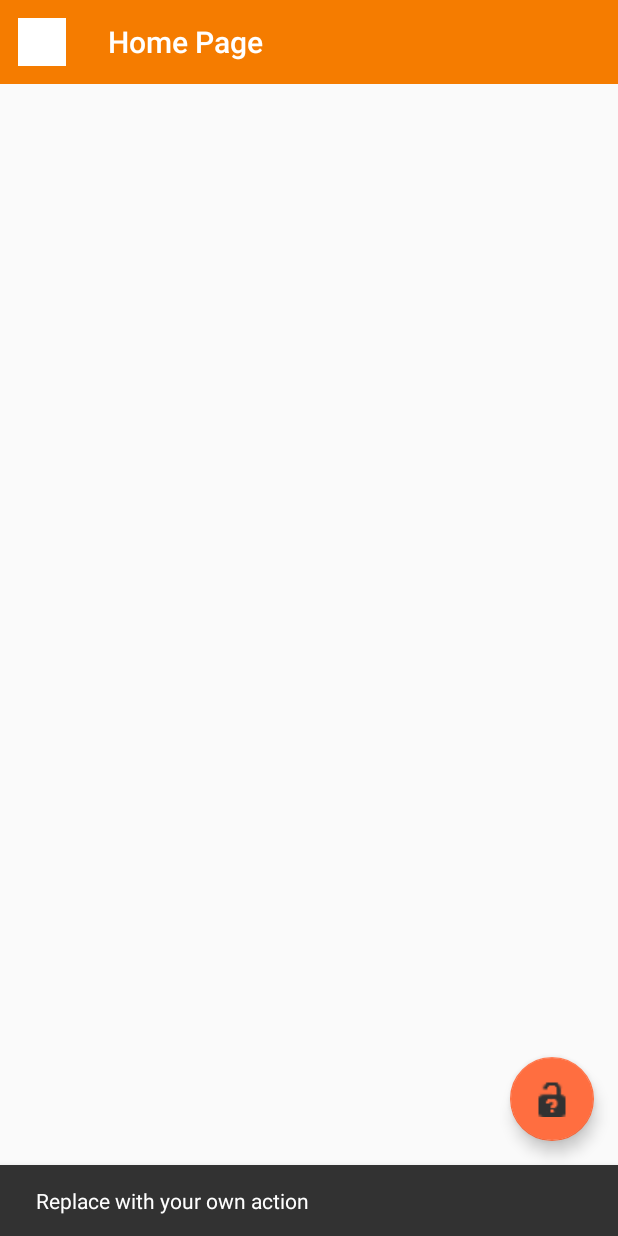
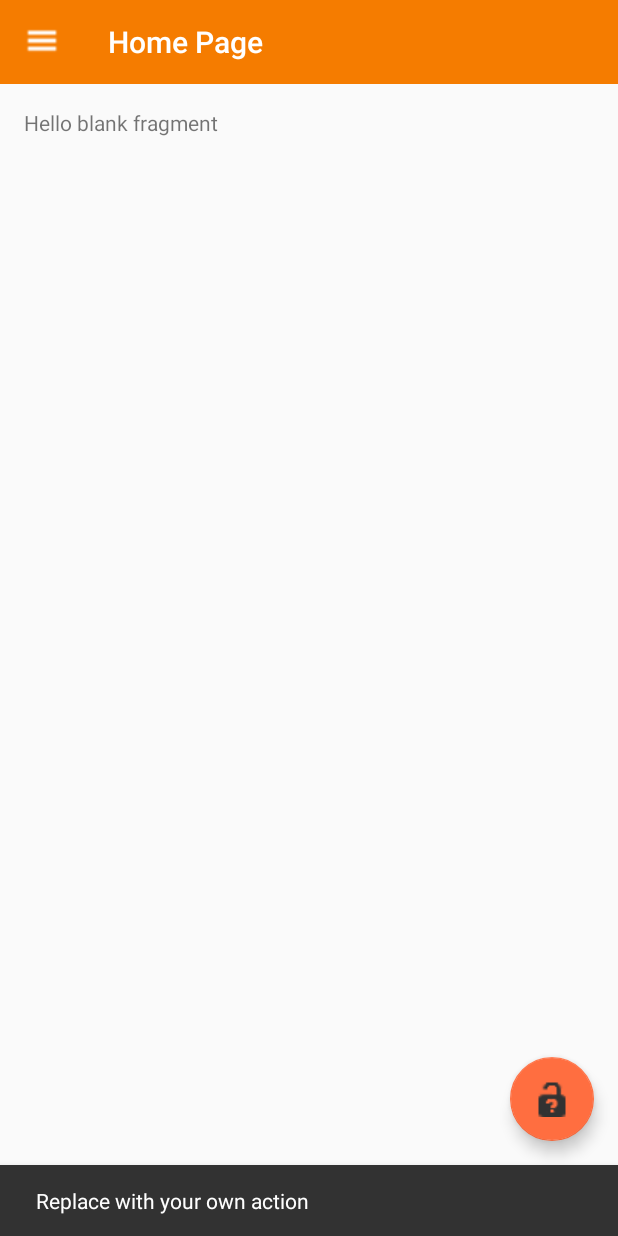
Before and after one commit to zkpye9/Remed, an Android app: the HomePageActivity screen opened directly, with no data from a screen before it, after a tap on an icon or button, on a phone screen of 412 x 824 dp. Run offline under Robolectric (Android 15) with nearby library versions, the phone set to English and light mode, and no system bars; libraries missing offline, so code that uses them is left out: com.parse; 3 statements that could not run were skipped.

Commit message:
Fragments are now set up in the homepage. You can switch between fragments and a different layout for the relating selection. Also got it so the users first name will display as a choice in the drawer and as the title when clicked on! Just need to design the layouts for each one and have each interact with the sever.

```diff
--- a/app/build.gradle
+++ b/app/build.gradle
@@ -26,4 +26,5 @@ dependencies {
     compile 'com.android.support:design:23.1.1'
     compile 'com.parse.bolts:bolts-android:1.+'
     compile 'com.parse:parse-android:1.+'
+    compile 'com.android.support:support-v4:23.1.1'
 }
--- a/app/src/main/java/com/example/zkp/remed/HomePageActivity.java
+++ b/app/src/main/java/com/example/zkp/remed/HomePageActivity.java
@@ -6,6 +6,7 @@ import android.support.design.widget.NavigationView;
 import android.support.design.widget.Snackbar;
 import android.support.v4.app.Fragment;
 import android.support.v4.app.FragmentManager;
+import android.support.v4.app.FragmentTransaction;
 import android.support.v4.view.GravityCompat;
 import android.support.v4.widget.DrawerLayout;
 import android.support.v7.app.ActionBar;
@@ -48,6 +49,13 @@ public class HomePageActivity extends AppCompatActivity {
         nvDrawer = (NavigationView) findViewById(R.id.nvView);
         // Setup drawer view
         setupDrawerContent(nvDrawer);
+
+        FragmentTransaction ft = getSupportFragmentManager().beginTransaction();
+        ft.add(R.id.flContent, new YouLayoutFragment());
+        ft.commit();
+        setTitle(ParseUser.getCurrentUser().get("firstName").toString());
+        nvDrawer.getMenu().findItem(R.id.nav_first_fragment).setTitle(ParseUser.getCurrentUser().get("firstName").toString());
+
         FloatingActionButton fab = (FloatingActionButton) findViewById(R.id.fab);
         fab.setOnClickListener(new View.OnClickListener() {
             @Override
@@ -93,27 +101,28 @@ public class HomePageActivity extends AppCompatActivity {
         Class fragmentClass;
         switch(menuItem.getItemId()) {
             case R.id.nav_first_fragment:
-                //fragmentClass = FirstFragment.class;
+                fragmentClass = YouLayoutFragment.class;
                 break;
             case R.id.nav_second_fragment:
-               //fragmentClass = SecondFragment.class;
+                fragmentClass = DoctorsLayoutFragment.class;
                 break;
             case R.id.nav_third_fragment:
-               // fragmentClass = ThirdFragment.class;
+                fragmentClass = FamilyLayoutFragment.class;
                 break;
             default:
-               // fragmentClass = FirstFragment.class;
+                fragmentClass = YouLayoutFragment.class;
         }
 
         try {
-            //fragment = (Fragment) fragmentClass.newInstance();
+
+            fragment = (Fragment) fragmentClass.newInstance();
         } catch (Exception e) {
             e.printStackTrace();
         }
 
         // Insert the fragment by replacing any existing fragment
         FragmentManager fragmentManager = getSupportFragmentManager();
-        //fragmentManager.beginTransaction().replace(R.id.flContent, fragment).commit();
+        fragmentManager.beginTransaction().replace(R.id.flContent, fragment).commit();
 
         // Highlight the selected item, update the title, and close the drawer
         menuItem.setChecked(true);
--- /dev/null
+++ b/app/src/main/java/com/example/zkp/remed/YouLayoutFragment.java
@@ -0,0 +1,17 @@
+package com.example.zkp.remed;
+
+import android.content.Context;
+import android.net.Uri;
+import android.os.Bundle;
+import android.support.v4.app.Fragment;
+import android.view.LayoutInflater;
+import android.view.View;
+import android.view.ViewGroup;
+
+public class YouLayoutFragment extends Fragment {
+    @Override
+    public View onCreateView(LayoutInflater inflater, ViewGroup container, Bundle savedInstanceState) {
+        View view = inflater.inflate(R.layout.fragment_you_layout, container, false);
+        return view;
+    }
+}
--- a/app/src/main/res/layout/content_home_page.xml
+++ b/app/src/main/res/layout/content_home_page.xml
@@ -7,25 +7,27 @@
     android:layout_width="match_parent"
     android:layout_height="match_parent">
 
-    <RelativeLayout xmlns:android="http://schemas.android.com/apk/res/android"
+    <LinearLayout xmlns:android="http://schemas.android.com/apk/res/android"
         xmlns:app="http://schemas.android.com/apk/res-auto"
         xmlns:tools="http://schemas.android.com/tools"
         android:layout_width="match_parent"
         android:layout_height="match_parent"
-        android:paddingBottom="@dimen/activity_vertical_margin"
-        android:paddingLeft="0dp"
-        android:paddingRight="0dp"
-        android:paddingTop="0dp"
         app:layout_behavior="@string/appbar_scrolling_view_behavior"
         tools:context="com.example.zkp.remed.HomePageActivity"
-        tools:showIn="@layout/activity_home_page">
+        tools:showIn="@layout/activity_home_page"
+        android:orientation="vertical">
 
         <include
             layout="@layout/toolbar"
             android:layout_width="match_parent"
             android:layout_height="wrap_content" />
 
-    </RelativeLayout>
+        <FrameLayout
+            android:id="@+id/flContent"
+            android:layout_width="match_parent"
+            android:layout_height="match_parent" />
+
+    </LinearLayout>
 
     <android.support.design.widget.NavigationView
         android:id="@+id/nvView"
--- a/app/src/main/res/layout/content_login.xml
+++ b/app/src/main/res/layout/content_login.xml
@@ -19,7 +19,7 @@
         android:layout_alignParentTop="true"
         android:layout_centerHorizontal="true"
         android:layout_marginTop="60dp"
-        android:id="@+id/textView"
+        android:id="@+id/ImageView"
         android:src="@mipmap/ic_remed2"
         android:contentDescription="main_logo" />
 
@@ -29,7 +29,7 @@
         android:layout_width="match_parent"
         android:layout_height="wrap_content"
         android:name="android.app.ListFragment"
-        android:layout_below="@+id/textView"
+        android:layout_below="@+id/ImageView"
         android:layout_alignParentRight="true"
         android:layout_alignParentEnd="true"
         android:layout_marginTop="80dp" >
--- /dev/null
+++ b/app/src/main/res/layout/fragment_you_layout.xml
@@ -0,0 +1,18 @@
+<FrameLayout xmlns:android="http://schemas.android.com/apk/res/android"
+    xmlns:tools="http://schemas.android.com/tools"
+    android:layout_width="match_parent"
+    android:layout_height="match_parent"
+    android:paddingBottom="@dimen/activity_vertical_margin"
+    android:paddingLeft="@dimen/activity_horizontal_margin"
+    android:paddingRight="@dimen/activity_horizontal_margin"
+    android:paddingTop="@dimen/activity_vertical_margin"
+    android:id="@+id/youLayout"
+    tools:context="com.example.zkp.remed.YouLayoutFragment">
+
+    <!-- TODO: Update blank fragment layout -->
+    <TextView
+        android:layout_width="match_parent"
+        android:layout_height="match_parent"
+        android:text="@string/hello_blank_fragment" />
+
+</FrameLayout>
--- a/app/src/main/res/menu/drawer_view.xml
+++ b/app/src/main/res/menu/drawer_view.xml
@@ -3,15 +3,13 @@
     <group android:checkableBehavior="single">
         <item
             android:id="@+id/nav_first_fragment"
-            android:text="You"
-            android:title="Home" />
+            android:title="@string/you"
+            android:checked="true" />
         <item
             android:id="@+id/nav_second_fragment"
-            android:text="Doctors"
-            android:title="Doctors" />
+            android:title="@string/doctors" />
         <item
             android:id="@+id/nav_third_fragment"
-            android:text="Family"
-            android:title="Family" />
+            android:title="@string/family" />
     </group>
 </menu>
--- a/app/src/main/res/values/strings.xml
+++ b/app/src/main/res/values/strings.xml
@@ -31,4 +31,11 @@
 
     <string name="navigation_drawer_open">Open navigation drawer</string>
     <string name="navigation_drawer_close">Close navigation drawer</string>
+
+    <!-- TODO: Remove or change this placeholder text -->
+    <string name="hello_blank_fragment">Hello blank fragment</string>
+
+    <string name="doctors">Doctors</string>
+    <string name="family">Family</string>
+    <string name="you">You</string>
 </resources>
```
Also changed, not shown: app/src/main/java/com/example/zkp/remed/DoctorsLayoutFragment.java (added, +17 -0 lines), app/src/main/java/com/example/zkp/remed/FamilyLayoutFragment.java (added, +17 -0 lines), app/src/main/res/layout/fragment_doctors_layout.xml (added, +17 -0 lines), app/src/main/res/layout/fragment_family_layout.xml (added, +17 -0 lines), app/src/main/res/drawable-v21/ic_drawer.png.
